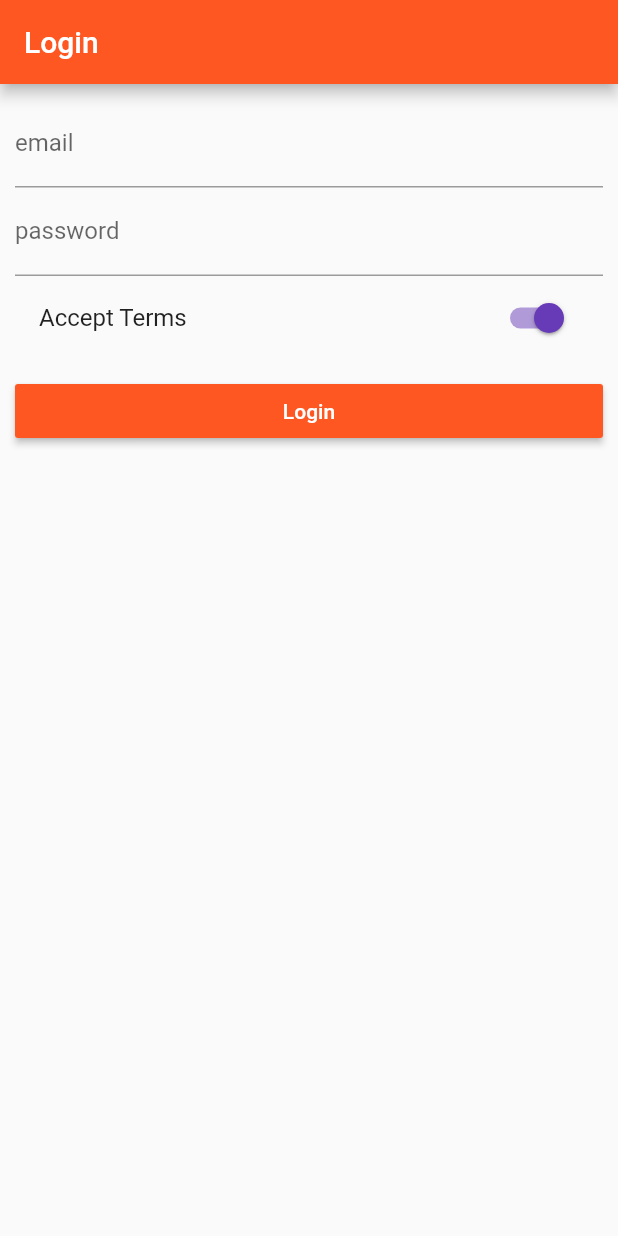
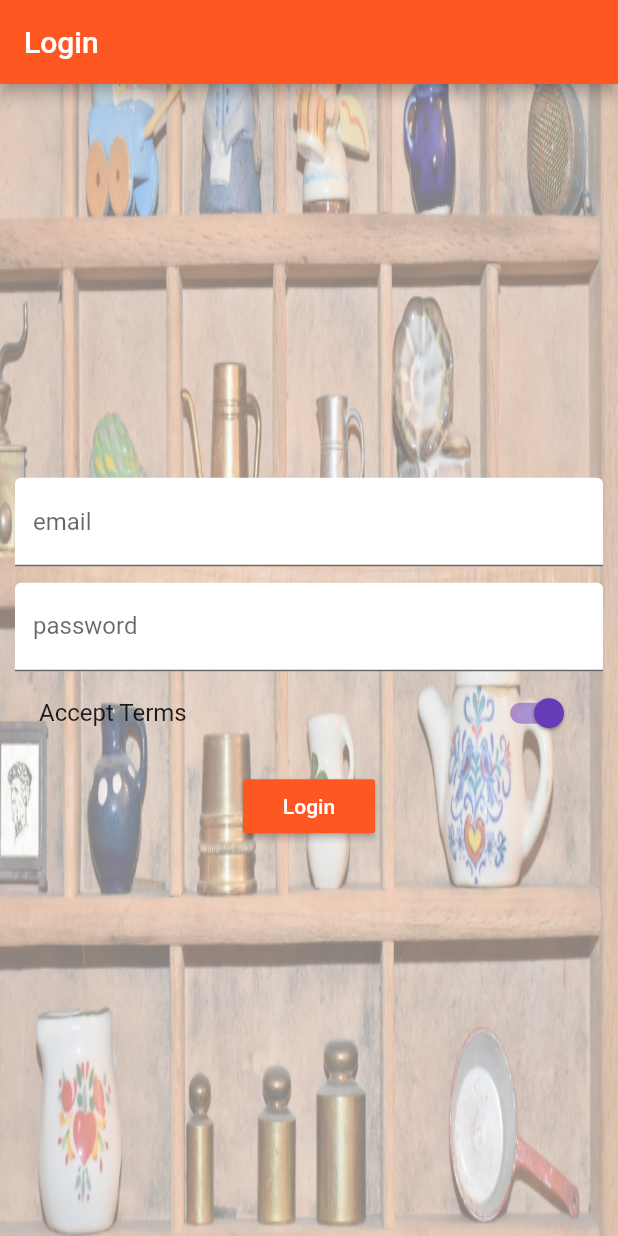
Before and after one commit to john-martens/udemy_course, a Flutter app: the screen it shows after launch, on a phone screen of 412 x 824 dp. Run offline on Flutter 3.47's test engine with Material 2 defaults, Android fonts, the phone set to English and light mode, and no system bars.

Commit message:
partway through widgets

```diff
--- a/lib/pages/auth.dart
+++ b/lib/pages/auth.dart
@@ -17,10 +17,23 @@ class _AuthPageState extends State<AuthPage> {
     return Scaffold(
       appBar: AppBar(title: Text("Login")),
       body: Container(
-        margin: EdgeInsets.all(10.0),
-        child: ListView(children: <Widget>[
+        decoration: BoxDecoration(
+          image: DecorationImage(
+            image: AssetImage('assets/background.jpg'),
+            fit: BoxFit.fill,
+            colorFilter: ColorFilter.mode(Colors.black.withOpacity(0.5), BlendMode.dstATop)
+            ),
+        ),
+        padding: EdgeInsets.all(10.0),
+        child: Center(
+          child: SingleChildScrollView(
+            child: Column(children: <Widget>[
               TextField(
-            decoration: InputDecoration(labelText: "email"),
+                decoration: InputDecoration(
+                  labelText: "email",
+                  filled: true,
+                  fillColor: Colors.white
+                  ),
                 keyboardType: TextInputType.emailAddress,
                 onChanged: (String val) {
                   setState(() {
@@ -28,8 +41,13 @@ class _AuthPageState extends State<AuthPage> {
                   });
                 },
               ),
+              SizedBox(height: 10.9),
               TextField(
-            decoration: InputDecoration(labelText: "password"),
+                decoration: InputDecoration(
+                  labelText: "password",
+                  filled: true,
+                  fillColor: Colors.white
+                  ),
                 obscureText: true,
                 onChanged: (String val) {
                   setState(() {
@@ -39,9 +57,9 @@ class _AuthPageState extends State<AuthPage> {
               ),
               SwitchListTile(
                   value: true,
-              onChanged: (bool value) {
+                  onChanged: (bool val) {
                     setState(() {
-                  _acceptTerms = value;
+                      _acceptTerms = val;
                     });
                   },
                   title: Text("Accept Terms")),
@@ -53,11 +71,14 @@ class _AuthPageState extends State<AuthPage> {
                 onPressed: () {
                   print(_emailVal);
                   print(_passwordVal);
+                  print(_acceptTerms);
                   Navigator.pushReplacementNamed(context, '/products');
                 },
               ),
             ]),
           ),
+        ),
+      ),
     );
   }
 }
--- a/lib/pages/product_admin.dart
+++ b/lib/pages/product_admin.dart
@@ -21,6 +21,7 @@ class ProductAdminPage extends StatelessWidget {
               title: Text("Choose")
             ),
             ListTile(
+              leading: Icon(Icons.shop),
               title: Text("See All Products"),
               onTap: (){
                 Navigator.pushReplacementNamed(context, '/products');
```
Also changed, not shown: lib/main.dart (+8 -1 lines), lib/pages/home_page.dart (+13 -3 lines), lib/pages/product_page.dart (+21 -10 lines), lib/product_manager.dart (deleted, +0 -21 lines), lib/products.dart (deleted, +0 -46 lines), lib/widgets/products/price_tag_widget.dart (added, +19 -0 lines), lib/widgets/products/product_card.dart (added, +50 -0 lines), lib/widgets/products/products.dart (added, +27 -0 lines), lib/widgets/ui_element/address_tag.dart (added, +16 -0 lines), lib/widgets/ui_element/title_default.dart (added, +18 -0 lines), pubspec.yaml (+6 -4 lines), assets/Oswald-Bold.ttf (added), assets/background.jpg (added). Lines whose indentation alone changed are shown as unchanged.
